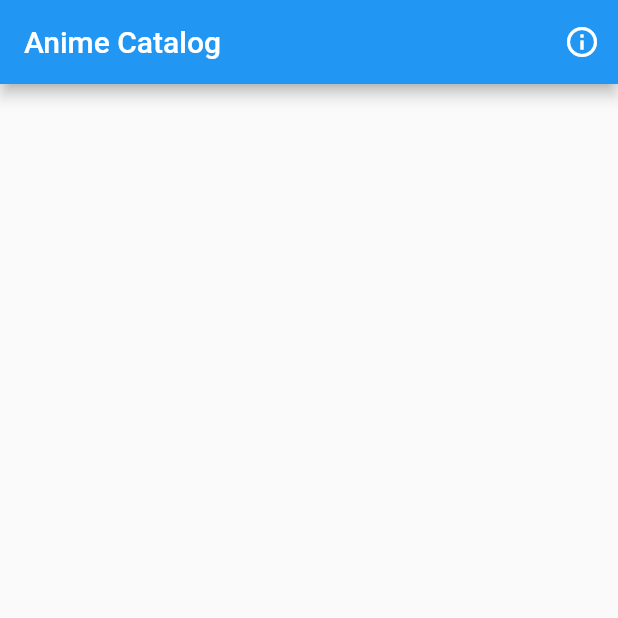
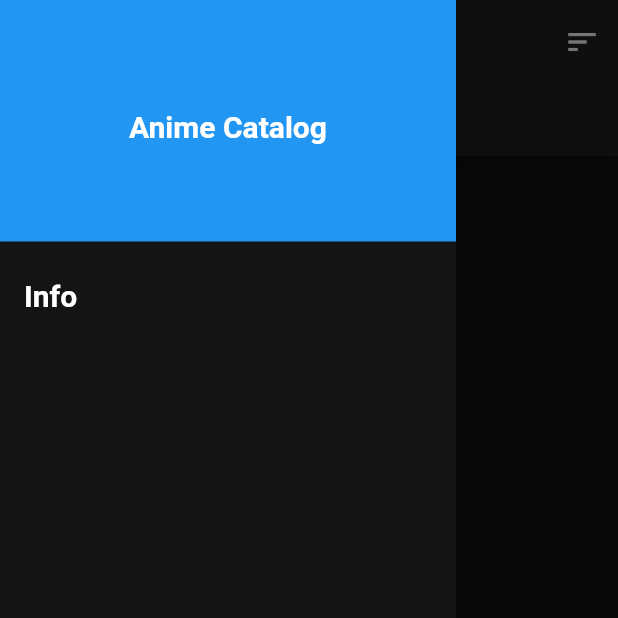
Before and after one commit to britannio/Anime-Browser, a Flutter app: the screen it shows after launch, with the side drawer open (before the commit the screen has no drawer), on a phone screen of 412 x 824 dp, the top half of it. Run offline on Flutter 3.47's test engine with Material 2 defaults, Android fonts, the phone set to English and light mode, and no system bars; network calls fail.

Commit message:
- Improve InkWell card press  - Added a navigation drawer  - Added tabs to the main page  - Added a favourites page

```diff
--- a/lib/main.dart
+++ b/lib/main.dart
@@ -1,61 +1,159 @@
 import 'package:flutter/material.dart';
-import 'dart:async';
-import 'dart:convert';
-import 'package:http/http.dart' as http;
-import 'description.dart';
+import 'home.dart';
+import 'favourites.dart';
 
 /*
 TODO
--Add theme changing
--Use slivers to create the collapsing toolbar effect for the description page
--Make the hyperlink in the information dialog work
+ - Use slivers to create the collapsing toolbar effect for the description page
+ - Make the hyperlink in the information dialog work
+ - Add shared element transitions to the anime image
+ - In the description page, after the description show a horizontal row of similar anime based on the category of the anime being viewed
+ - Think about a dynamic homepage with more compact cards
+ - Put the info dialog and theme change switch in a navigation drawer
+ = Implement the favourites page feature
+
+ DONE
+ - Improve InkWell card press
+ - Added a navigation drawer
+ - Added tabs to the main page
+ - Added a favourites page
+
  */
 
 void main() => runApp(new MyApp());
 
 const String appName = "Anime Catalog";
-const String animeUrl = "http://androiddemos.britannio.com/anime.json";
 
-class MyApp extends StatelessWidget {
+final ThemeData _darkTheme = ThemeData(
+  backgroundColor: Color(0xFF141414),
+  cardColor: Color(0xFF212121),
+  accentColor: Colors.blue,
+  primaryColor: Color(0xFF212121),
+  textTheme: TextTheme(
+      title: TextStyle(
+        color: Colors.white,
+        fontWeight: FontWeight.bold,
+        fontSize: 20.0,
+      ),
+      subhead: TextStyle(color: Color(0xFF9E9E9E)),
+      body1: TextStyle(color: Colors.white)),
+);
+
+class MyApp extends StatefulWidget {
+  @override
+  MyAppState createState() {
+    return new MyAppState();
+  }
+}
+
+class MyAppState extends State<MyApp> {
+  bool _darkThemeEnabled = true;
+
   @override
   Widget build(BuildContext context) {
     return new MaterialApp(
       title: appName,
-      theme: new ThemeData(
-        primarySwatch: Colors.blue,
-      ),
-      home: new MyHomePage(),
+      theme: _darkThemeEnabled ? _darkTheme : ThemeData.light(),
+      home: new MainPage(),
     );
   }
 }
 
-class MyHomePage extends StatefulWidget {
+class MainPage extends StatefulWidget {
+  // Equivalent to taking a bool parameter
+  //var _darkTheme;
+  //HomePage(this._darkTheme);
+
   @override
-  _MyHomePageState createState() => new _MyHomePageState();
+  _MainPageState createState() => new _MainPageState();
 }
 
-class _MyHomePageState extends State<MyHomePage> {
-  List data;
+class _MainPageState extends State<MainPage> {
+  @override
+  Widget build(BuildContext context) {
+    final GlobalKey<ScaffoldState> _scaffoldKey =
+        new GlobalKey<ScaffoldState>();
+    // Scaffold key is required to refer to the context of the scaffold before it's context is available i.e. in the appbar
+    return DefaultTabController(
+      length: 2,
+      child: new Scaffold(
+        key: _scaffoldKey,
+        backgroundColor: Theme.of(context).backgroundColor,
+        appBar: PreferredSize(
+          preferredSize: Size.fromHeight(104.0),
+          child: new AppBar(
+            flexibleSpace: Column(
+              crossAxisAlignment: CrossAxisAlignment.start,
+              children: <Widget>[
+                AppBar(
+                  elevation: 0.0,
+                  title: new Text(appName),
+                  actions: <Widget>[
+                    IconButton(
+                      icon: Icon(Icons.sort),
+                      onPressed: () {
+                        final snackBar = SnackBar(
+                          content: Text("Feature unavailable"),
+                          action: SnackBarAction(
+                            label: "OKAY",
+                            onPressed: () {},
+                          ),
+                        );
 
-  Future<String> getData() async {
-    var response = await http
-        .get(Uri.encodeFull(animeUrl), headers: {"Accept": "application/json"});
-
-    this.setState(() {
-      // Calls the build method which re-renders the listview
-      data = json.decode(response.body);
-    });
-
-    return "Success!";
+                        // Find the Scaffold in the Widget tree and use it to show a SnackBar
+                        _scaffoldKey.currentState.showSnackBar(snackBar);
+                        print("Snackbar pressed");
+                      },
+                    ),
+                  ],
+                ),
+                TabBar(
+                  isScrollable: true,
+                  tabs: <Widget>[
+                    Tab(text: "HOME"),
+                    Tab(text: "FAVOURITES"),
+                  ],
+                ),
+              ],
+            ),
+          ),
+        ),
+        drawer: Drawer(
+          child: Container(
+            color: Theme.of(context).backgroundColor,
+            child: ListView(
+              padding: EdgeInsets.zero,
+              children: <Widget>[
+                DrawerHeader(
+                  child: Center(
+                      child: Text(appName,
+                          style: Theme.of(context).textTheme.title)),
+                  decoration:
+                      BoxDecoration(color: Theme.of(context).accentColor),
+                ),
+                ListTile(
+                  title: Text("Info", style: Theme.of(context).textTheme.title,),
+                  onTap: () {
+                    _infoDialog();
+                    Navigator.pop(
+                        context); // closes the drawer after this item is pressed
+                  },
+                )
+              ],
+            ),
+          ),
+        ),
+        body: TabBarView(
+          children: <Widget>[
+            HomePage(),
+            FavouritesPage(),
+          ],
+        ),
+      ),
+    );
   }
 
-  @override
-  void initState() {
-    // Will run before anything is rendered on the screen
-    this.getData();
-    super.initState();
-  }
-
+  // Alert Dialog
   void _infoDialog() {
     showDialog(
       context: context,
@@ -90,114 +188,9 @@ class _MyHomePageState extends State<MyHomePage> {
     );
   }
 
-  @override
-  Widget build(BuildContext context) {
-    return new Scaffold(
-      appBar: new AppBar(
-        title: new Text(appName),
-        actions: <Widget>[
-          IconButton(
-            icon: Icon(Icons.info_outline),
-            onPressed: () {
-              _infoDialog();
-            },
-          )
-        ],
-      ),
-      body: ListView.builder(
-        itemCount: data == null ? 0 : data.length,
-        itemBuilder: (BuildContext context, int index) {
-          return Container(
-            margin: EdgeInsets.symmetric(horizontal: 10.0, vertical: 2.0),
-            child: InkWell(
-              enableFeedback: true,
-              onTap: () {
-                // Go to the description page
-                Navigator.push(
-                  context,
-                  MaterialPageRoute(
-                    builder: (context) => DescriptionPage(data[index]["img"],data[index]["name"],data[index]["category"],data[index]["Rating"],data[index]["studio"],data[index]["description"],)
-                    // Fat arrow notation so context is an argument and DescriptionPage is the function being invoked
-                  ),
-                );
-
-                print(data[index]["name"] + " selected");
-              },
-              child: Card(
-                child: Row(
-                  crossAxisAlignment: CrossAxisAlignment.start,
-                  children: <Widget>[
-                    Container(
-                      width: 100.0,
-                      height: 160.0,
-                      decoration: BoxDecoration(
-                        image: DecorationImage(
-                          image: NetworkImage(data[index]["img"]),
-                          fit: BoxFit.fitHeight,
-                        ),
-                      ),
-                    ),
-                    SizedBox(
-                      width: 12.0,
-                    ),
-                    Column(
-                      crossAxisAlignment: CrossAxisAlignment.start,
-                      children: <Widget>[
-                        SizedBox(height: 10.0),
-                        Text(
-                          data[index]["name"],
-                          style: TextStyle(
-                              fontWeight: FontWeight.bold,
-                              fontSize: 20.0,
-                              color: Colors.grey.shade600),
-                        ),
-                        SizedBox(height: 10.0),
-                        Text(
-                          data[index]["category"],
-                          style: TextStyle(
-                              fontSize: 16.0, color: Colors.grey.shade600),
-                        ),
-                        SizedBox(height: 10.0),
-                        DecoratedBox(
-                          decoration: BoxDecoration(
-                              color: Colors.blue,
-                              borderRadius: BorderRadius.circular(5.0)),
-                          child: Container(
-                            margin: EdgeInsets.symmetric(
-                                horizontal: 4.0, vertical: 2.0),
-                            child: Row(
-                              children: <Widget>[
-                                Icon(
-                                  Icons.star,
-                                  color: Colors.yellow,
-                                ),
-                                SizedBox(
-                                  width: 2.0,
-                                ),
-                                Text(data[index]["Rating"],
-                                    style: TextStyle(
-                                        color: Colors.white,
-                                        fontWeight: FontWeight.bold,
-                                        fontSize: 16.0)),
-                              ],
-                            ),
-                          ),
-                        ),
-                        SizedBox(height: 10.0),
-                        Text(
-                          data[index]["studio"],
-                          style: TextStyle(
-                              fontSize: 16.0, color: Colors.grey.shade600),
-                        ),
-                      ],
-                    ),
-                  ],
-                ),
-              ),
-            ),
-          );
-        },
-      ),
-    );
-  }
+  /* void _choiceAction(String choice) {
+    if (choice == "Disable Dark Mode") {
+      print("Dark Mode Disabled");
+    }
+  } */
 }
```
Also changed, not shown: lib/description.dart (+38 -14 lines), lib/favourites.dart (added, +13 -0 lines), lib/home.dart (added, +159 -0 lines).
